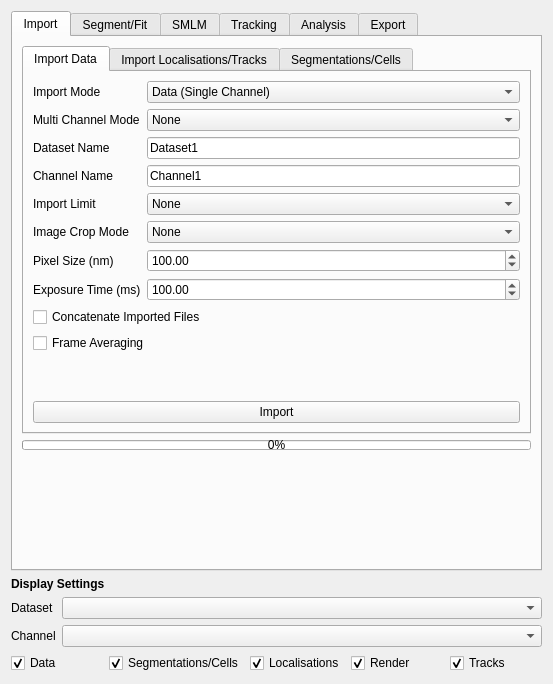
Old version of the form src/moltrack/GUI/widget_ui.ui in the repository piedrro/napari-moltrack.
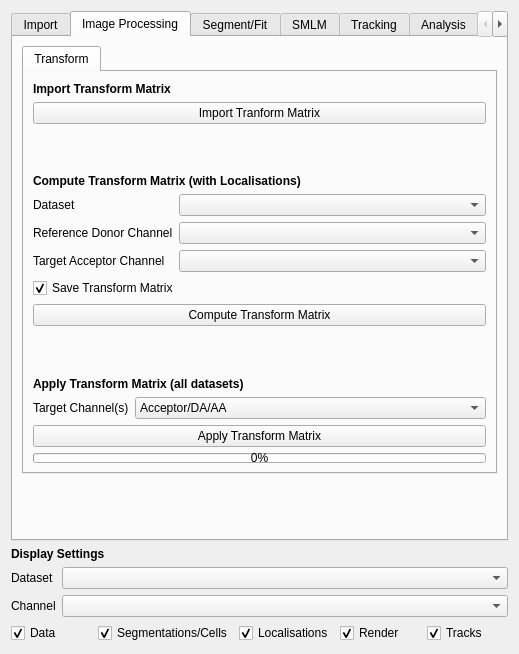
New version of the form. The open tabs and pages were chosen to show the change.

Commit message: added initial transform funcs, needs fully implementing

```diff
--- a/src/moltrack/GUI/widget_ui.ui
+++ b/src/moltrack/GUI/widget_ui.ui
@@ -6,8 +6,8 @@
    <rect>
     <x>0</x>
     <y>0</y>
-    <width>553</width>
-    <height>684</height>
+    <width>519</width>
+    <height>654</height>
    </rect>
   </property>
   <property name="windowTitle">
@@ -516,6 +516,214 @@
        </item>
       </layout>
      </widget>
+     <widget class="QWidget" name="tab_19">
+      <attribute name="title">
+       <string>Image Processing</string>
+      </attribute>
+      <layout class="QVBoxLayout" name="verticalLayout_21">
+       <item>
+        <widget class="QTabWidget" name="tabWidget_8">
+         <property name="currentIndex">
+          <number>0</number>
+         </property>
+         <widget class="QWidget" name="tab_22">
+          <attribute name="title">
+           <string>Transform</string>
+          </attribute>
+          <layout class="QVBoxLayout" name="verticalLayout_22">
+           <item>
+            <widget class="QLabel" name="label_66">
+             <property name="font">
+              <font>
+               <weight>75</weight>
+               <bold>true</bold>
+              </font>
+             </property>
+             <property name="text">
+              <string>Import Transform Matrix</string>
+             </property>
+            </widget>
+           </item>
+           <item>
+            <widget class="QPushButton" name="import_tform">
+             <property name="text">
+              <string>Import Tranform Matrix</string>
+             </property>
+            </widget>
+           </item>
+           <item>
+            <spacer name="verticalSpacer_20">
+             <property name="orientation">
+              <enum>Qt::Vertical</enum>
+             </property>
+             <property name="sizeType">
+              <enum>QSizePolicy::Minimum</enum>
+             </property>
+             <property name="sizeHint" stdset="0">
+              <size>
+               <width>450</width>
+               <height>44</height>
+              </size>
+             </property>
+            </spacer>
+           </item>
+           <item>
+            <widget class="QLabel" name="label_65">
+             <property name="font">
+              <font>
+               <weight>75</weight>
+               <bold>true</bold>
+              </font>
+             </property>
+             <property name="text">
+              <string>Compute Transform Matrix (with Localisations)</string>
+             </property>
+            </widget>
+           </item>
+           <item>
+            <layout class="QFormLayout" name="formLayout_13">
+             <item row="0" column="0">
+              <widget class="QLabel" name="label_68">
+               <property name="text">
+                <string>Dataset</string>
+               </property>
+              </widget>
+             </item>
+             <item row="0" column="1">
+              <widget class="QComboBox" name="tform_compute_dataset"/>
+             </item>
+             <item row="1" column="0">
+              <widget class="QLabel" name="label_69">
+               <property name="text">
+                <string>Reference Donor Channel</string>
+               </property>
+              </widget>
+             </item>
+             <item row="1" column="1">
+              <widget class="QComboBox" name="tform_compute_channel"/>
+             </item>
+             <item row="2" column="0">
+              <widget class="QLabel" name="label_70">
+               <property name="text">
+                <string>Target Acceptor Channel</string>
+               </property>
+              </widget>
+             </item>
+             <item row="2" column="1">
+              <widget class="QComboBox" name="tform_compute_target_channel"/>
+             </item>
+            </layout>
+           </item>
+           <item>
+            <widget class="QCheckBox" name="save_tform">
+             <property name="text">
+              <string>Save Transform Matrix</string>
+             </property>
+             <property name="checked">
+              <bool>true</bool>
+             </property>
+            </widget>
+           </item>
+           <item>
+            <widget class="QPushButton" name="compute_tform">
+             <property name="text">
+              <string>Compute Transform Matrix</string>
+             </property>
+            </widget>
+           </item>
+           <item>
+            <spacer name="verticalSpacer_21">
+             <property name="orientation">
+              <enum>Qt::Vertical</enum>
+             </property>
+             <property name="sizeType">
+              <enum>QSizePolicy::Minimum</enum>
+             </property>
+             <property name="sizeHint" stdset="0">
+              <size>
+               <width>450</width>
+               <height>44</height>
+              </size>
+             </property>
+            </spacer>
+           </item>
+           <item>
+            <widget class="QLabel" name="label_64">
+             <property name="font">
+              <font>
+               <weight>75</weight>
+               <bold>true</bold>
+              </font>
+             </property>
+             <property name="text">
+              <string>Apply Transform Matrix (all datasets)</string>
+             </property>
+            </widget>
+           </item>
+           <item>
+            <layout class="QFormLayout" name="formLayout_12">
+             <item row="0" column="0">
+              <widget class="QLabel" name="label_67">
+               <property name="text">
+                <string>Target Channel(s)</string>
+               </property>
+              </widget>
+             </item>
+             <item row="0" column="1">
+              <widget class="QComboBox" name="tform_apply_target">
+               <item>
+                <property name="text">
+                 <string>Acceptor/DA/AA</string>
+                </property>
+               </item>
+               <item>
+                <property name="text">
+                 <string>Donor/DD/AD</string>
+                </property>
+               </item>
+              </widget>
+             </item>
+            </layout>
+           </item>
+           <item>
+            <widget class="QPushButton" name="apply_tform">
+             <property name="text">
+              <string>Apply Transform Matrix</string>
+             </property>
+            </widget>
+           </item>
+           <item>
+            <widget class="QProgressBar" name="tform_progressbar">
+             <property name="maximumSize">
+              <size>
+               <width>16777215</width>
+               <height>10</height>
+              </size>
+             </property>
+             <property name="value">
+              <number>0</number>
+             </property>
+            </widget>
+           </item>
+          </layout>
+         </widget>
+        </widget>
+       </item>
+       <item>
+        <spacer name="verticalSpacer_22">
+         <property name="orientation">
+          <enum>Qt::Vertical</enum>
+         </property>
+         <property name="sizeHint" stdset="0">
+          <size>
+           <width>20</width>
+           <height>40</height>
+          </size>
+         </property>
+        </spacer>
+       </item>
+      </layout>
+     </widget>
      <widget class="QWidget" name="tab_25">
       <attribute name="title">
        <string>Segment/Fit</string>
```
The commit also changes 5 other files.
